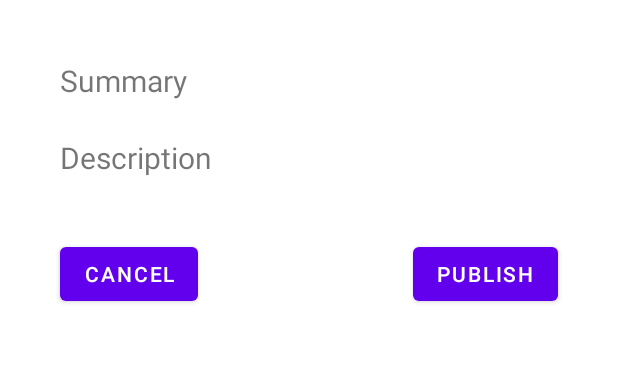
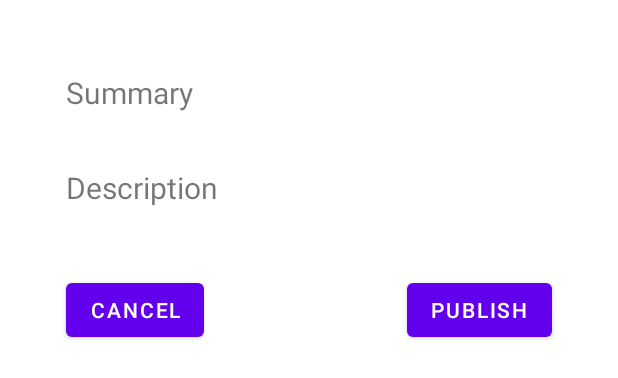
Before and after one commit to CMPUT301W21T12/WiseTrack, an Android app: the layout activity_publish_experiment4.xml on its own in the app's theme, with its tools: preview values and no code run, on a phone screen of 412 x 824 dp. Shown: the top 378 px of the screen. Run offline under Robolectric (Android 15) with nearby library versions, the phone set to English and light mode, and no system bars.

Commit message:
Edited the display so that the description wouldn't spill out of screen

```diff
--- a/WiseTrack/app/src/main/res/layout/activity_publish_experiment4.xml
+++ b/WiseTrack/app/src/main/res/layout/activity_publish_experiment4.xml
@@ -10,8 +10,8 @@
         android:id="@+id/scrollView3"
         android:layout_width="match_parent"
         android:layout_height="match_parent"
-        tools:layout_editor_absoluteX="-27dp"
-        tools:layout_editor_absoluteY="89dp">
+        tools:layout_editor_absoluteX="16dp"
+        tools:layout_editor_absoluteY="173dp">
 
         <LinearLayout
             android:id="@+id/linearLayout"
@@ -31,8 +31,8 @@
             android:id="@+id/publish4_summary"
             android:layout_width="wrap_content"
             android:layout_height="wrap_content"
-            android:layout_marginStart="40dp"
-            android:layout_marginTop="40dp"
+            android:layout_marginStart="44dp"
+            android:layout_marginTop="48dp"
             android:text="Summary"
             android:textSize="20dp"
             app:layout_constraintStart_toStartOf="parent"
@@ -40,10 +40,10 @@
 
         <TextView
             android:id="@+id/publish4_description"
-            android:layout_width="wrap_content"
+            android:layout_width="323dp"
             android:layout_height="wrap_content"
-            android:layout_marginStart="40dp"
-            android:layout_marginTop="24dp"
+            android:layout_marginStart="44dp"
+            android:layout_marginTop="36dp"
             android:text="Description"
             android:textSize="20dp"
             app:layout_constraintStart_toStartOf="parent"
@@ -53,8 +53,8 @@
             android:id="@+id/publish4_publish_button"
             android:layout_width="wrap_content"
             android:layout_height="wrap_content"
-            android:layout_marginTop="40dp"
-            android:layout_marginEnd="40dp"
+            android:layout_marginTop="44dp"
+            android:layout_marginEnd="44dp"
             android:text="Publish"
             app:layout_constraintEnd_toEndOf="parent"
             app:layout_constraintTop_toBottomOf="@+id/publish4_description" />
@@ -63,8 +63,8 @@
             android:id="@+id/publish4_cancel_button"
             android:layout_width="wrap_content"
             android:layout_height="wrap_content"
-            android:layout_marginStart="40dp"
-            android:layout_marginTop="40dp"
+            android:layout_marginStart="44dp"
+            android:layout_marginTop="44dp"
             android:text="Cancel"
             app:layout_constraintStart_toStartOf="parent"
             app:layout_constraintTop_toBottomOf="@+id/publish4_description" />
```
